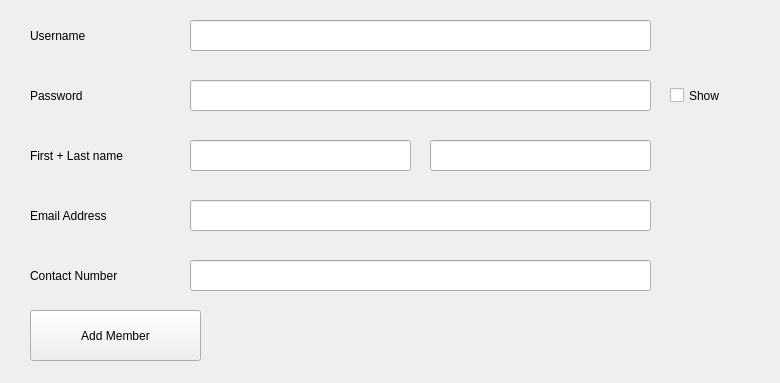
Before: the Qt Designer form addmember.ui in Frederick-Rive/CS106_LibrarySystem_GroupProject, drawn with Qt 5.
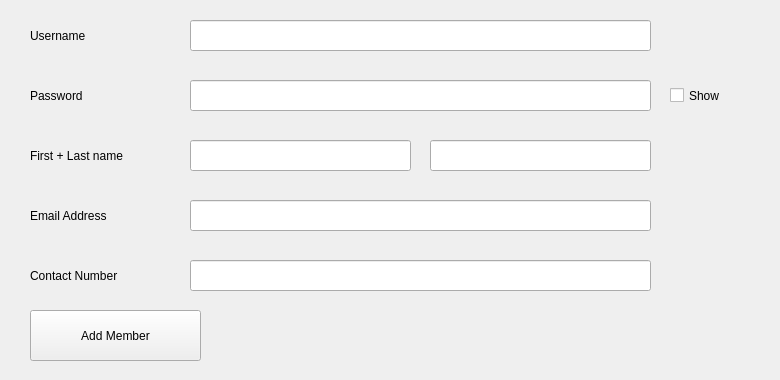
After: the same form once the commit is applied.

```diff
--- a/addmember.ui
+++ b/addmember.ui
@@ -7,13 +7,13 @@
     <x>0</x>
     <y>0</y>
     <width>780</width>
-    <height>383</height>
+    <height>380</height>
    </rect>
   </property>
   <property name="minimumSize">
    <size>
     <width>780</width>
-    <height>320</height>
+    <height>380</height>
    </size>
   </property>
   <property name="windowTitle">
```
